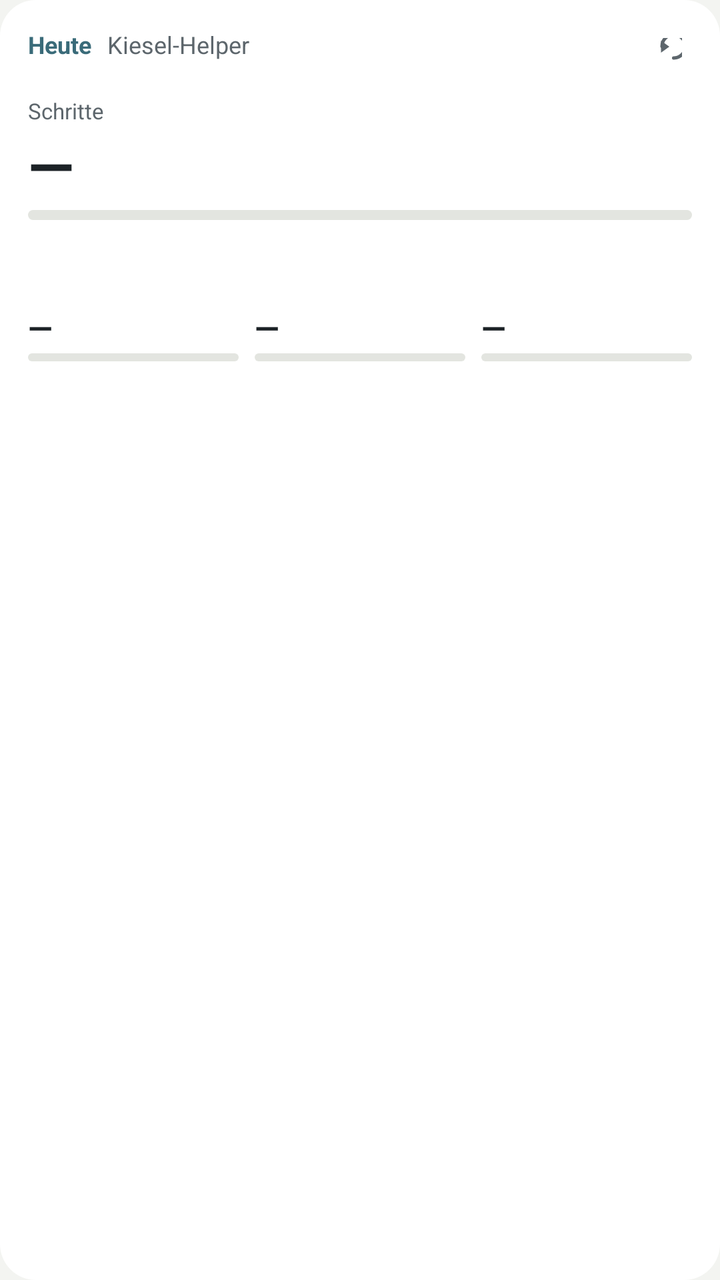
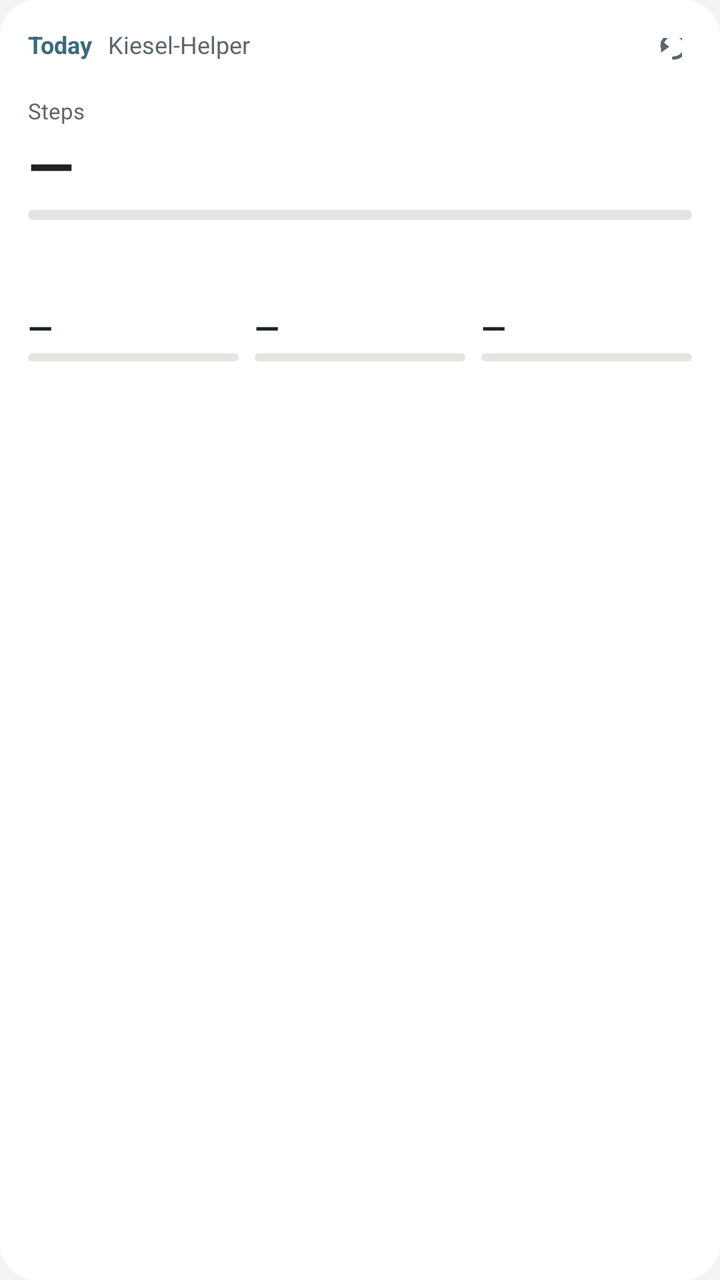

The first picture is an Android layout as it rendered before a commit; the second is the same layout after the commit. The layout source and the unified diff follow.
<!-- AndroidManifest.xml: application theme KieselTheme -->
<!-- res/layout/widget_gesundheit.xml -->
<?xml version="1.0" encoding="utf-8"?>
<LinearLayout xmlns:android="http://schemas.android.com/apk/res/android"
    android:id="@+id/w_wurzel"
    android:layout_width="match_parent"
    android:layout_height="match_parent"
    android:background="@drawable/widget_grund"
    android:orientation="vertical"
    android:padding="14dp">

    <LinearLayout
        android:layout_width="match_parent"
        android:layout_height="wrap_content"
        android:layout_marginBottom="4dp"
        android:orientation="horizontal">

        <TextView
            android:id="@+id/w_lage"
            android:layout_width="wrap_content"
            android:layout_height="wrap_content"
            android:text="Heute"
            android:textColor="@color/akzent"
            android:textSize="12sp"
            android:textStyle="bold" />

        <TextView
            android:id="@+id/w_titel"
            android:layout_width="0dp"
            android:layout_height="wrap_content"
            android:layout_weight="1"
            android:layout_marginStart="8dp"
            android:text="@string/app_name"
            android:textColor="@color/schrift_zart"
            android:textSize="12sp" />

        <TextView
            android:id="@+id/w_stand"
            android:layout_width="wrap_content"
            android:layout_height="wrap_content"
            android:layout_gravity="center_vertical"
            android:textColor="@color/schrift_zart"
            android:textSize="12sp" />

        <ImageView
            android:id="@+id/w_auffrischen"
            android:layout_width="30dp"
            android:layout_height="30dp"
            android:layout_gravity="center_vertical"
            android:layout_marginStart="6dp"
            android:padding="5dp"
            android:src="@drawable/ic_auffrischen"
            android:contentDescription="@string/widget_auffrischen" />
    </LinearLayout>

    
    <LinearLayout
        android:id="@+id/w_buehne"
        android:layout_width="match_parent"
        android:layout_height="wrap_content"
        android:orientation="vertical">

        <TextView
            android:id="@+id/w_name"
            android:layout_width="wrap_content"
            android:layout_height="wrap_content"
            android:text="Schritte"
            android:textColor="@color/schrift_zart"
            android:textSize="11sp" />

        <LinearLayout
            android:layout_width="match_parent"
            android:layout_height="wrap_content"
            android:gravity="bottom"
            android:orientation="horizontal">

            <TextView
                android:id="@+id/w_gross"
                android:layout_width="wrap_content"
                android:layout_height="wrap_content"
                android:text="—"
                android:textColor="@color/schrift"
                android:textSize="30sp"
                android:textStyle="bold" />

            <TextView
                android:id="@+id/w_einheit"
                android:layout_width="wrap_content"
                android:layout_height="wrap_content"
                android:layout_marginStart="4dp"
                android:layout_marginBottom="5dp"
                android:textColor="@color/schrift_zart"
                android:textSize="13sp" />
        </LinearLayout>

        <ProgressBar
            android:id="@+id/w_balken"
            style="?android:attr/progressBarStyleHorizontal"
            android:layout_width="match_parent"
            android:layout_height="5dp"
            android:layout_marginTop="2dp"
            android:max="100"
            android:progress="0"
            android:progressDrawable="@drawable/widget_balken" />

        <TextView
            android:id="@+id/w_satz"
            android:layout_width="match_parent"
            android:layout_height="wrap_content"
            android:layout_marginTop="3dp"
            android:maxLines="2"
            android:textColor="@color/schrift"
            android:textSize="12sp" />
    </LinearLayout>

    
    <LinearLayout
        android:layout_width="match_parent"
        android:layout_height="wrap_content"
        android:layout_marginTop="10dp"
        android:orientation="horizontal">

        <LinearLayout
            android:id="@+id/w_k1"
            android:layout_width="0dp"
            android:layout_height="wrap_content"
            android:layout_weight="1"
            android:layout_marginEnd="8dp"
            android:orientation="vertical">
            <TextView android:id="@+id/w_k1_name" android:layout_width="wrap_content" android:layout_height="wrap_content"
                android:textColor="@color/schrift_zart" android:textSize="10sp" />
            <TextView android:id="@+id/w_k1_wert" android:layout_width="wrap_content" android:layout_height="wrap_content"
                android:text="—" android:textColor="@color/schrift" android:textSize="16sp" android:textStyle="bold" />
            <ProgressBar android:id="@+id/w_k1_balken" style="?android:attr/progressBarStyleHorizontal"
                android:layout_width="match_parent" android:layout_height="4dp" android:layout_marginTop="2dp"
                android:max="100" android:progress="0" android:progressDrawable="@drawable/widget_balken" />
        </LinearLayout>

        <LinearLayout
            android:id="@+id/w_k2"
            android:layout_width="0dp"
            android:layout_height="wrap_content"
            android:layout_weight="1"
            android:layout_marginEnd="8dp"
            android:orientation="vertical">
            <TextView android:id="@+id/w_k2_name" android:layout_width="wrap_content" android:layout_height="wrap_content"
                android:textColor="@color/schrift_zart" android:textSize="10sp" />
            <TextView android:id="@+id/w_k2_wert" android:layout_width="wrap_content" android:layout_height="wrap_content"
                android:text="—" android:textColor="@color/schrift" android:textSize="16sp" android:textStyle="bold" />
            <ProgressBar android:id="@+id/w_k2_balken" style="?android:attr/progressBarStyleHorizontal"
                android:layout_width="match_parent" android:layout_height="4dp" android:layout_marginTop="2dp"
                android:max="100" android:progress="0" android:progressDrawable="@drawable/widget_balken" />
        </LinearLayout>

        <LinearLayout
            android:id="@+id/w_k3"
            android:layout_width="0dp"
            android:layout_height="wrap_content"
            android:layout_weight="1"
            android:orientation="vertical">
            <TextView android:id="@+id/w_k3_name" android:layout_width="wrap_content" android:layout_height="wrap_content"
                android:textColor="@color/schrift_zart" android:textSize="10sp" />
            <TextView android:id="@+id/w_k3_wert" android:layout_width="wrap_content" android:layout_height="wrap_content"
                android:text="—" android:textColor="@color/schrift" android:textSize="16sp" android:textStyle="bold" />
            <ProgressBar android:id="@+id/w_k3_balken" style="?android:attr/progressBarStyleHorizontal"
                android:layout_width="match_parent" android:layout_height="4dp" android:layout_marginTop="2dp"
                android:max="100" android:progress="0" android:progressDrawable="@drawable/widget_balken" />
        </LinearLayout>
    </LinearLayout>

    <TextView
        android:id="@+id/w_fuss"
        android:layout_width="match_parent"
        android:layout_height="wrap_content"
        android:layout_marginTop="8dp"
        android:maxLines="1"
        android:textColor="@color/schrift_zart"
        android:textSize="11sp" />
</LinearLayout>
<!-- resources referenced by this layout -->
<resources>
  <color name="akzent">#3A6B79</color>
  <color name="schrift">#1C2226</color>
  <color name="schrift_zart">#5D666C</color>
  <!-- drawable ic_auffrischen (drawable) -->
  <?xml version="1.0" encoding="utf-8"?>
  <vector xmlns:android="http://schemas.android.com/apk/res/android"
      android:width="24dp"
      android:height="24dp"
      android:viewportWidth="24"
      android:viewportHeight="24">
  
      
      <path
          android:pathData="M19,12 A7,7 0 1 0 12,5"
          android:strokeColor="@color/schrift_zart"
          android:strokeWidth="2"
          android:strokeLineCap="round"
          android:fillColor="#00000000" />
  
      
      <path
          android:pathData="M11.4,1.6 L16.4,5.2 L11.4,8.8 z"
          android:fillColor="@color/schrift_zart" />
  </vector>
  <!-- drawable widget_balken (drawable) -->
  <?xml version="1.0" encoding="utf-8"?>
  <layer-list xmlns:android="http://schemas.android.com/apk/res/android">
      <item android:id="@android:id/background">
          <shape android:shape="rectangle">
              <solid android:color="@color/linie" />
              <corners android:radius="3dp" />
          </shape>
      </item>
      <item android:id="@android:id/progress">
          <clip>
              <shape android:shape="rectangle">
                  <solid android:color="@color/akzent" />
                  <corners android:radius="3dp" />
              </shape>
          </clip>
      </item>
  </layer-list>
  <!-- drawable widget_grund (drawable) -->
  <?xml version="1.0" encoding="utf-8"?>
  <shape xmlns:android="http://schemas.android.com/apk/res/android"
      android:shape="rectangle">
      <solid android:color="@color/karte" />
      <corners android:radius="18dp" />
  </shape>
  <string name="app_name">Kiesel-Helper</string>
  <string name="widget_auffrischen">Jetzt auffrischen</string>
  <style name="KieselTheme" parent="@android:style/Theme.Material.Light.NoActionBar">
          <item name="android:windowBackground">@color/grund</item>
          <item name="android:colorBackground">@color/grund</item>
          <item name="android:textColorPrimary">@color/schrift</item>
          <item name="android:textColorSecondary">@color/schrift_zart</item>
          <item name="android:textColorHint">@color/schrift_zart</item>
          <item name="android:colorAccent">@color/akzent</item>
          <item name="android:statusBarColor">@color/grund</item>
          <item name="android:windowLightStatusBar">true</item>
          <item name="android:navigationBarColor">@color/grund</item>
          <item name="android:windowLightNavigationBar">true</item>
      </style>
  <color name="linie">#E3E5E0</color>
  <color name="karte">#FFFFFF</color>
  <color name="grund">#F3F4F1</color>
</resources>

<!-- the commit's change to res/layout/widget_gesundheit.xml (unified diff, before → after) -->
@@ -17,7 +17,7 @@
             android:id="@+id/w_lage"
             android:layout_width="wrap_content"
             android:layout_height="wrap_content"
-            android:text="Heute"
+            android:text="@string/heute"
             android:textColor="@color/akzent"
             android:textSize="12sp"
             android:textStyle="bold" />
@@ -62,7 +62,7 @@
             android:id="@+id/w_name"
             android:layout_width="wrap_content"
             android:layout_height="wrap_content"
-            android:text="Schritte"
+            android:text="@string/schritte"
             android:textColor="@color/schrift_zart"
             android:textSize="11sp" />
 
<!-- resource entries referenced after the edit -->
@@ -50,7 +50,9 @@
       <corners android:radius="18dp" />
   </shape>
   <string name="app_name">Kiesel-Helper</string>
-  <string name="widget_auffrischen">Jetzt auffrischen</string>
+  <string name="heute">Today</string>
+  <string name="schritte">Steps</string>
+  <string name="widget_auffrischen">Refresh now</string>
   <style name="KieselTheme" parent="@android:style/Theme.Material.Light.NoActionBar">
           <item name="android:windowBackground">@color/grund</item>
           <item name="android:colorBackground">@color/grund</item>
